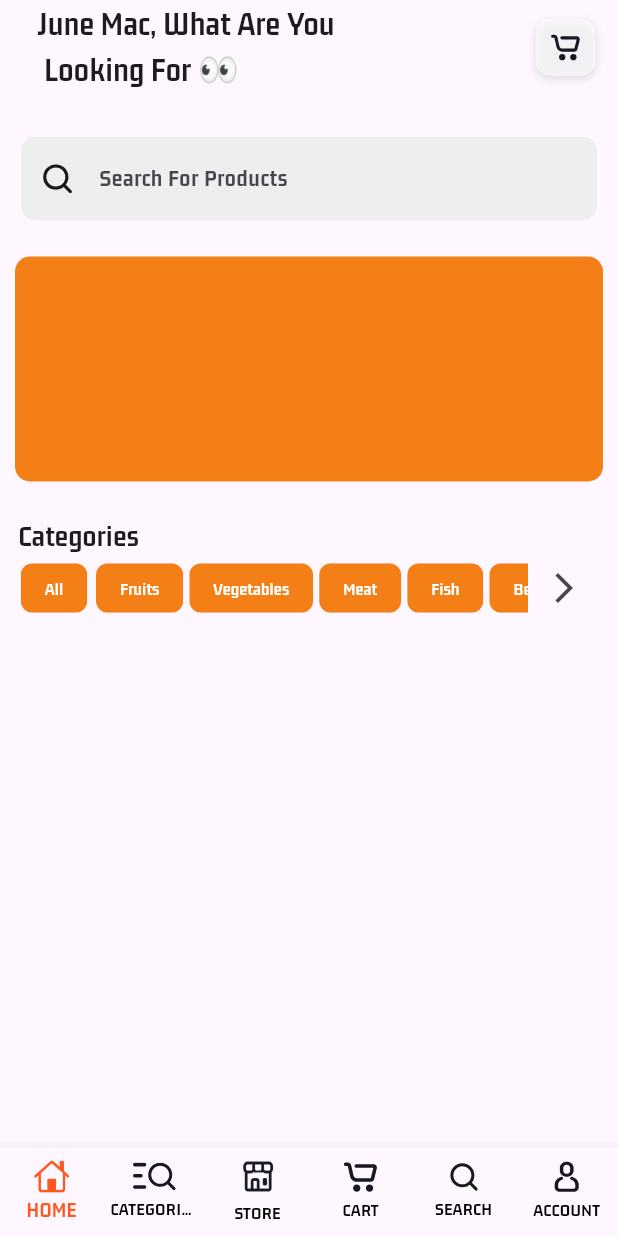
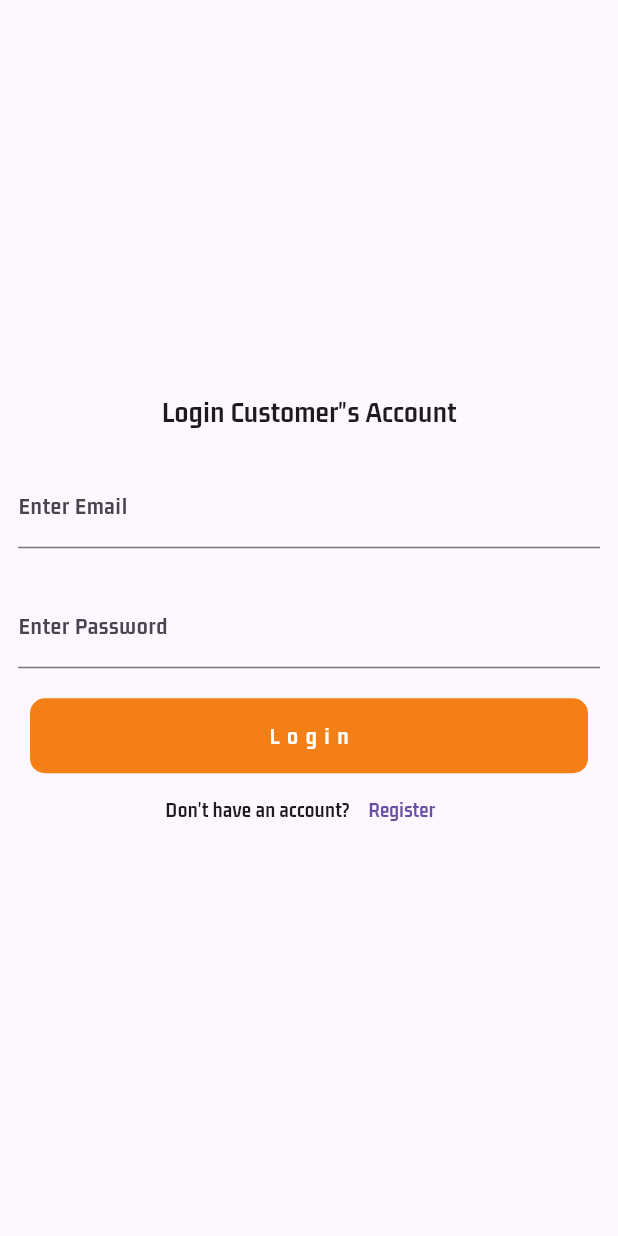
Before and after one commit to my0m1nko/ms_multi_store_app, a Flutter app: the screen it shows after launch, on a phone screen of 412 x 824 dp. Run offline on Flutter 3.47's test engine with Material 3 defaults, Android fonts, the phone set to English and light mode, and no system bars; our stand-ins replace cloud_firestore, firebase_core, flutter_svg; accounts and stored records are empty.

Commit message:
custome Login and register ui

```diff
--- a/lib/main.dart
+++ b/lib/main.dart
@@ -2,7 +2,9 @@ import 'package:firebase_core/firebase_core.dart';
 import 'package:flutter/material.dart';
 import 'package:flutter/services.dart';
 import 'package:ms_multi_store/firebase_options.dart';
-import 'package:ms_multi_store/views/buyers/main_screen.dart';
+import 'package:ms_multi_store/views/buyers/auth/login_screen.dart';
+// import 'package:ms_multi_store/views/buyers/auth/register_screen.dart';
+// import 'package:ms_multi_store/views/buyers/main_screen.dart';
 
 void main() async{
   WidgetsFlutterBinding.ensureInitialized();
@@ -32,7 +34,7 @@ class MyApp extends StatelessWidget {
         primarySwatch: Colors.blue,
         fontFamily: 'Brand-Bold'
       ),
-      home: const MainScreen(),
+      home: const LoginScreen(),
     );
   }
 }
--- /dev/null
+++ b/lib/views/buyers/auth/login_screen.dart
@@ -0,0 +1,78 @@
+import 'package:flutter/material.dart';
+import 'package:ms_multi_store/views/buyers/auth/register_screen.dart';
+
+class LoginScreen extends StatelessWidget {
+  const LoginScreen({super.key});
+
+  @override
+  Widget build(BuildContext context) {
+    return Scaffold(
+      body: Center(
+        child: Column(
+          mainAxisAlignment: MainAxisAlignment.center,
+          children: [
+            const Text('Login Customer"s Account',
+              style: TextStyle(
+                fontSize: 20,
+                fontWeight: FontWeight.bold,
+              ),
+            ),
+            const SizedBox(height: 8.0),
+            Padding(
+              padding: const EdgeInsets.all(12.0),
+              child: TextFormField(
+                decoration: const InputDecoration(
+                  labelText: 'Enter Email',
+                  hintText: 'Enter your email address',
+                ),
+              ),
+            ),
+            Padding(
+              padding: const EdgeInsets.all(12.0),
+              child: TextFormField(
+                decoration: const InputDecoration(
+                  labelText: 'Enter Password',
+                  hintText: 'Enter your password',
+                ),
+              ),
+            ),
+            const SizedBox(height: 8.0),
+           Container(
+            width: MediaQuery.of(context).size.width - 40,
+            height: 50,
+            decoration: BoxDecoration(
+              color: Colors.yellow.shade900,
+              borderRadius: BorderRadius.circular(10),
+
+            ),
+            child:const  Center(
+              child: Text(
+                'Login',
+                style:  TextStyle(
+                  color: Colors.white,
+                  fontSize: 16,
+                  fontWeight: FontWeight.bold,
+                  letterSpacing: 5,
+                ),
+              ),
+            ),
+           ),
+
+           Row(
+              mainAxisAlignment: MainAxisAlignment.center,
+              children: [
+                const Text('Don\'t have an account?'),
+                TextButton(
+                  onPressed: (){
+                    Navigator.push(context, MaterialPageRoute(builder: (context) => const RegisterScreen()));
+                  },
+                  child: const Text('Register'),
+                )
+              ],
+           )
+          ],
+        ),
+      ),
+    );
+  }
+}
```
Also changed, not shown: lib/views/buyers/auth/register_screen.dart (added, +112 -0 lines).
